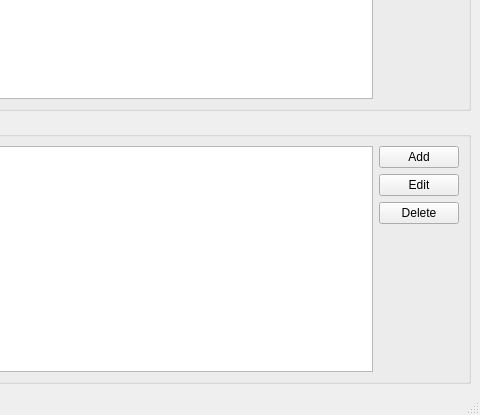
Old version of the form src/mainwindow.ui in the repository Dyrcona/omiquji; both pictures show x 320 to 800 and y 185 to 600 of the 800 by 600 pixel window.
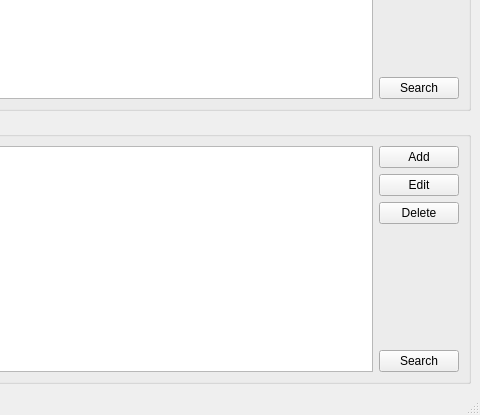
New version of the form. Icons and pictures are not drawn.

```diff
--- a/src/mainwindow.ui
+++ b/src/mainwindow.ui
@@ -79,6 +79,13 @@
            </property>
           </spacer>
          </item>
+         <item>
+          <widget class="QPushButton" name="searchCommentButton">
+           <property name="text">
+            <string>Search</string>
+           </property>
+          </widget>
+         </item>
         </layout>
        </item>
       </layout>
@@ -138,6 +145,13 @@
            </property>
           </spacer>
          </item>
+         <item>
+          <widget class="QPushButton" name="searchFortuneButton">
+           <property name="text">
+            <string>Search</string>
+           </property>
+          </widget>
+         </item>
         </layout>
        </item>
       </layout>
```
Left out of the diff: 21 changed lines with no effect on the pictures.
